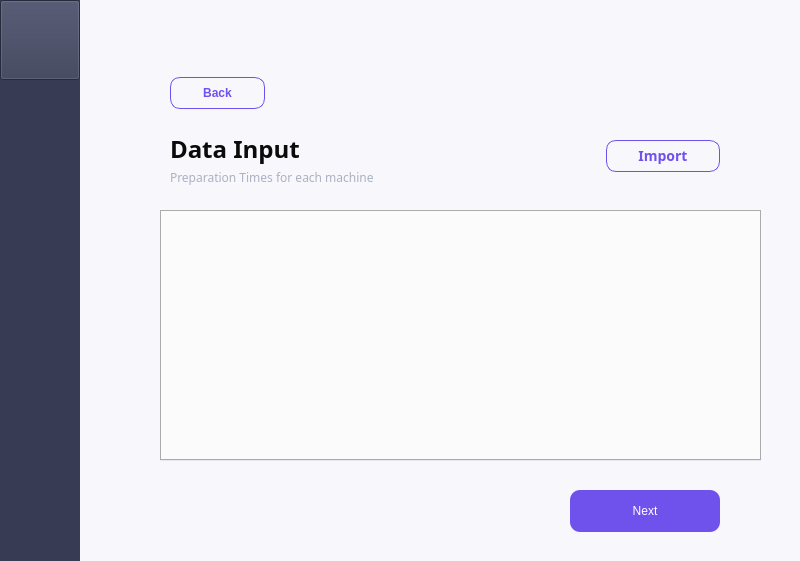
The window that src/screens/ui/PreparationScreen.ui (xaeon7/Flow-Shop-Scheduling) describes before a commit, drawn with Qt 5.
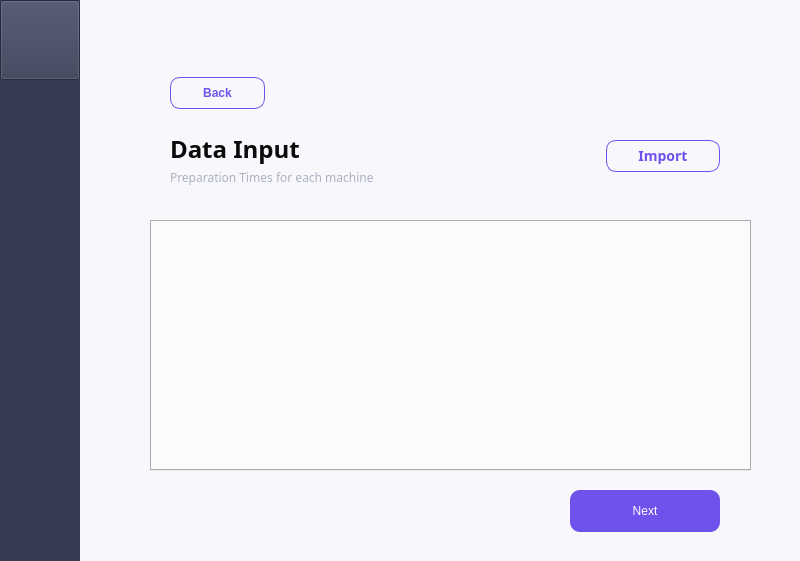
The same window after the commit. Icons and pictures are not drawn.

Diff of the .ui file:
```diff
--- a/src/screens/ui/PreparationScreen.ui
+++ b/src/screens/ui/PreparationScreen.ui
@@ -81,8 +81,8 @@
     <widget class="QTabWidget" name="prepTabs">
      <property name="geometry">
       <rect>
-       <x>160</x>
-       <y>210</y>
+       <x>150</x>
+       <y>220</y>
        <width>601</width>
        <height>251</height>
       </rect>
```
Left out of the diff: 38 changed lines with no effect on the pictures.
